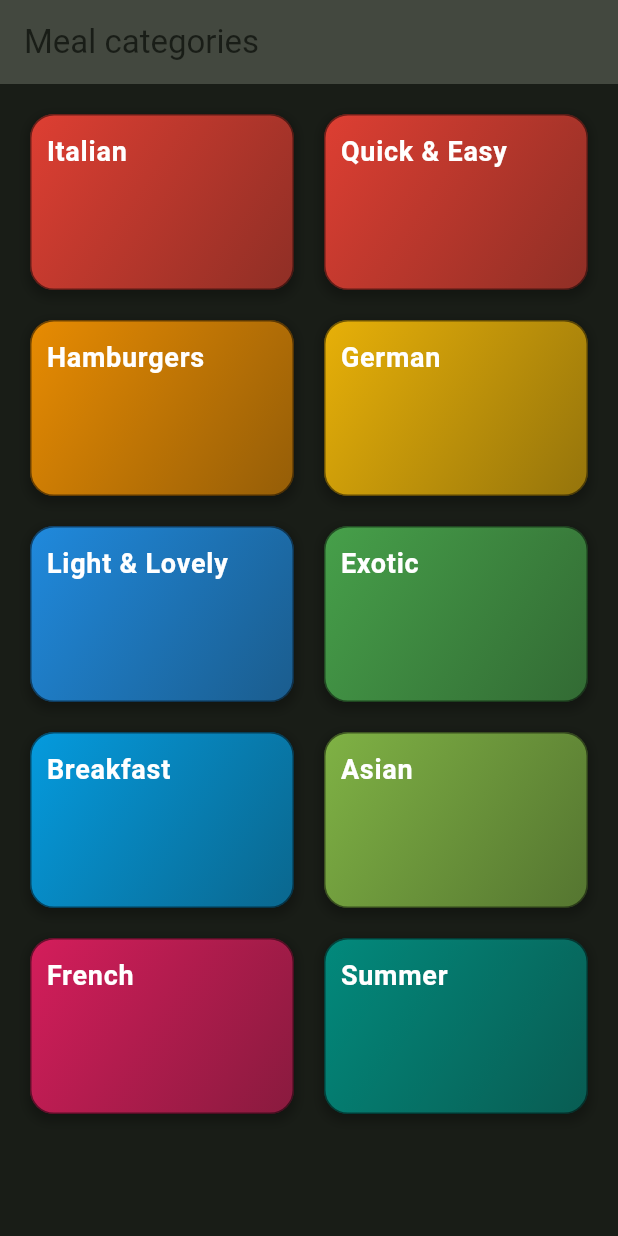
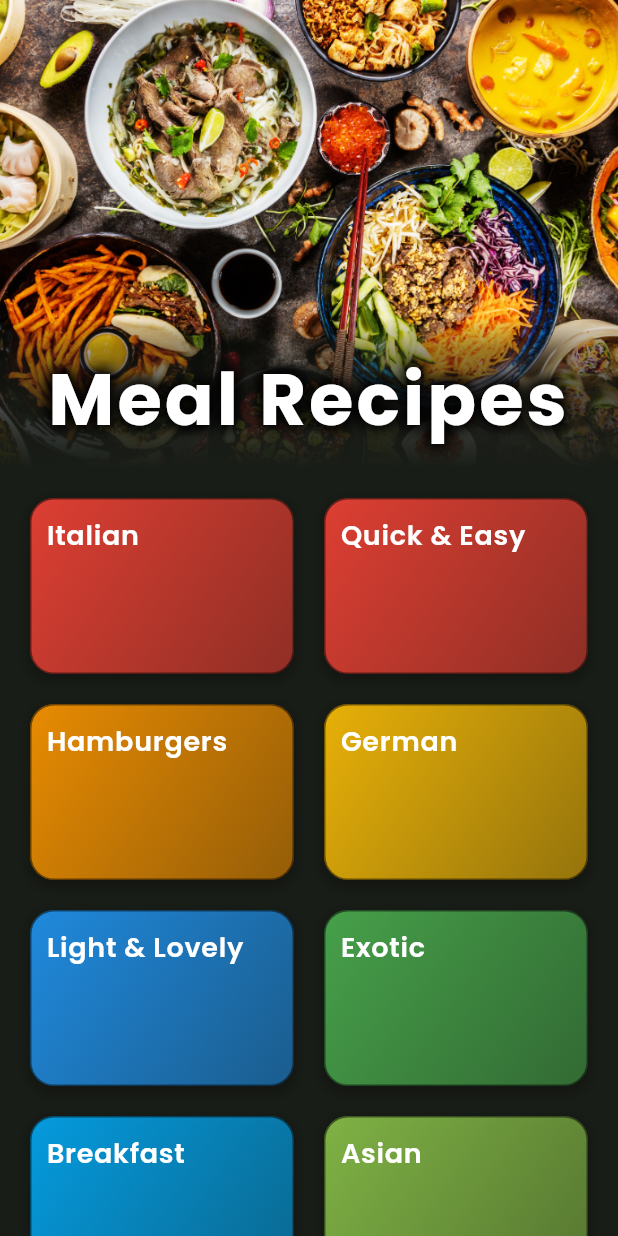
Before and after one commit to Crayyyyyy/meal_recipes, a Flutter app: the screen it shows after launch, on a phone screen of 412 x 824 dp. Run offline on Flutter 3.47's test engine with Material 3 defaults, Android fonts, the light colour scheme and no system bars; our stand-ins replace google_fonts, transparent_image.

Commit message:
Sliver Appbar on Category Page

```diff
--- a/lib/main.dart
+++ b/lib/main.dart
@@ -1,4 +1,5 @@
 import 'package:flutter/material.dart';
+import 'package:google_fonts/google_fonts.dart';
 import 'package:meal_recipes/pages/categories/page_categories.dart';
 
 var kColorScheme = ColorScheme.fromSeed(seedColor: const Color(0xFF00ff00));
@@ -13,28 +14,67 @@ class RecipesApp extends StatelessWidget {
   @override
   Widget build(BuildContext context) {
     return MaterialApp(
+      debugShowCheckedModeBanner: false,
       title: 'Recipes app',
       home: PageCategories(),
       theme: ThemeData().copyWith(
         textTheme: TextTheme(
+          titleLarge: TextStyle(
+            color: Colors.white,
+            fontFamily: GoogleFonts.poppins().fontFamily,
+            fontSize: 48,
+            fontWeight: FontWeight.w700,
+            letterSpacing: 2,
+            shadows: [
+              Shadow(
+                offset: Offset(3.0, 3.0),
+                blurRadius: 10.0,
+                color: Color.fromARGB(200, 0, 0, 0),
+              ),
+              Shadow(
+                offset: Offset(-3.0, 3.0),
+                blurRadius: 10.0,
+                color: Color.fromARGB(200, 0, 0, 0),
+              ),
+              Shadow(
+                offset: Offset(3.0, -3.0),
+                blurRadius: 10.0,
+                color: Color.fromARGB(200, 0, 0, 0),
+              ),
+              Shadow(
+                offset: Offset(-3.0, -3.0),
+                blurRadius: 10.0,
+                color: Color.fromARGB(200, 0, 0, 0),
+              ),
+            ],
+          ),
           bodySmall: TextStyle(
             color: Colors.white.withValues(alpha: 0.9),
+            fontFamily: GoogleFonts.poppins().fontFamily,
             fontSize: 12,
             fontWeight: FontWeight.w600,
           ),
           bodyMedium: TextStyle(
             color: Colors.white,
+            fontFamily: GoogleFonts.poppins().fontFamily,
             fontSize: 14,
             fontWeight: FontWeight.w600,
           ),
           bodyLarge: TextStyle(
             color: Colors.white,
+            fontFamily: GoogleFonts.poppins().fontFamily,
             fontSize: 18,
             fontWeight: FontWeight.w600,
           ),
         ),
-        appBarTheme: AppBarTheme()
-            .copyWith(backgroundColor: kColorScheme.onSurfaceVariant),
+        appBarTheme: AppBarTheme().copyWith(
+          backgroundColor: kColorScheme.onSurfaceVariant,
+          titleTextStyle: TextStyle().copyWith(
+            color: kColorScheme.surfaceBright,
+            fontSize: 22,
+            fontFamily: GoogleFonts.poppins().fontFamily,
+          ),
+        ),
         scaffoldBackgroundColor: kColorScheme.onSurface,
         colorScheme: kColorScheme,
       ),
--- a/lib/pages/categories/page_categories.dart
+++ b/lib/pages/categories/page_categories.dart
@@ -18,25 +18,92 @@ class PageCategories extends StatelessWidget {
   @override
   Widget build(BuildContext context) {
     return Scaffold(
-      appBar: AppBar(title: Text("Meal categories")),
-      body: GridView(
-        padding: EdgeInsets.symmetric(horizontal: 20, vertical: 20),
+        body: CustomScrollView(
+      slivers: [
+        SliverAppBar(
+          expandedHeight: MediaQuery.of(context).size.height / 2 - 100,
+          elevation: 5,
+          flexibleSpace: Stack(
+            children: [
+              SizedBox(
+                width: double.infinity,
+                height: double.infinity,
+                child: Image.asset(
+                  "assets/image-cover.png",
+                  fit: BoxFit.cover,
+                ),
+              ),
+              Positioned(
+                bottom: 0,
+                left: 0,
+                right: 0,
+                child: Container(
+                  height: 100,
+                  width: double.infinity,
+                  decoration: BoxDecoration(
+                    gradient: LinearGradient(colors: [
+                      Theme.of(context)
+                          .scaffoldBackgroundColor
+                          .withValues(alpha: 0.01),
+                      Theme.of(context)
+                          .scaffoldBackgroundColor
+                          .withValues(alpha: 0.4),
+                      Theme.of(context)
+                          .scaffoldBackgroundColor
+                          .withValues(alpha: 0.7),
+                      Theme.of(context)
+                          .scaffoldBackgroundColor
+                          .withValues(alpha: 1),
+                    ], stops: [
+                      0.0,
+                      0.2,
+                      0.5,
+                      1.0
+                    ], begin: Alignment.topCenter, end: Alignment.bottomCenter),
+                  ),
+                ),
+              ),
+              Positioned(
+                bottom: 15,
+                left: 0,
+                right: 0,
+                child: Text(
+                  "Meal Recipes",
+                  textAlign: TextAlign.center,
+                  style: Theme.of(context).textTheme.titleLarge,
+                ),
+              ),
+            ],
+          ),
+        ),
+        SliverPadding(
+          padding: EdgeInsets.only(
+              left: 20,
+              right: 20,
+              top: 20,
+              bottom: MediaQuery.of(context).padding.bottom + 20),
+          sliver: SliverGrid(
             gridDelegate: SliverGridDelegateWithFixedCrossAxisCount(
               crossAxisCount: 2,
               childAspectRatio: 3 / 2,
               mainAxisSpacing: 20,
               crossAxisSpacing: 20,
             ),
-        children: [
-          for (Category cat in dummyCategories)
-            CardCategory(
+            delegate: SliverChildBuilderDelegate(
+              (BuildContext context, int index) {
+                final cat = dummyCategories[index];
+                return CardCategory(
                   category: cat,
                   parentRouteFunction: () {
                     _routeCategory(context, cat);
                   },
-            )
+                );
+              },
+              childCount: dummyCategories.length,
+            ),
+          ),
+        ),
       ],
-      ),
-    );
+    ));
   }
 }
--- a/pubspec.yaml
+++ b/pubspec.yaml
@@ -24,3 +24,6 @@ dev_dependencies:
 
 flutter:
   uses-material-design: true
+
+  assets:
+    - assets/image-cover.png
```
Also changed, not shown: assets/image-cover.png (added). Lines whose indentation alone changed are shown as unchanged.
